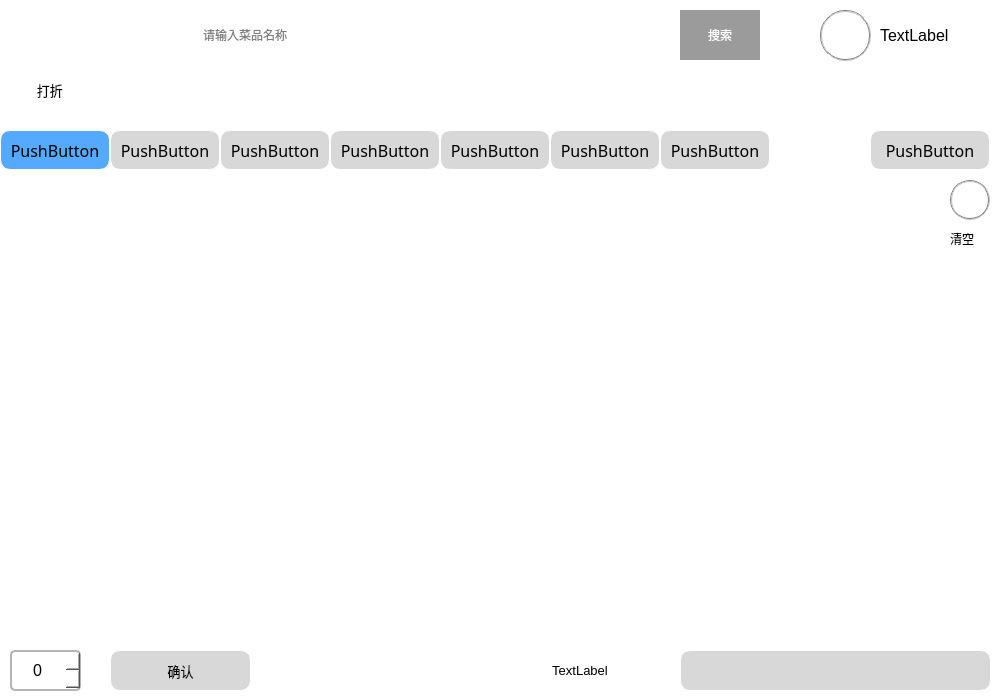
Old version of the form Form/order.ui in the repository lyh9909/OrderSystem.
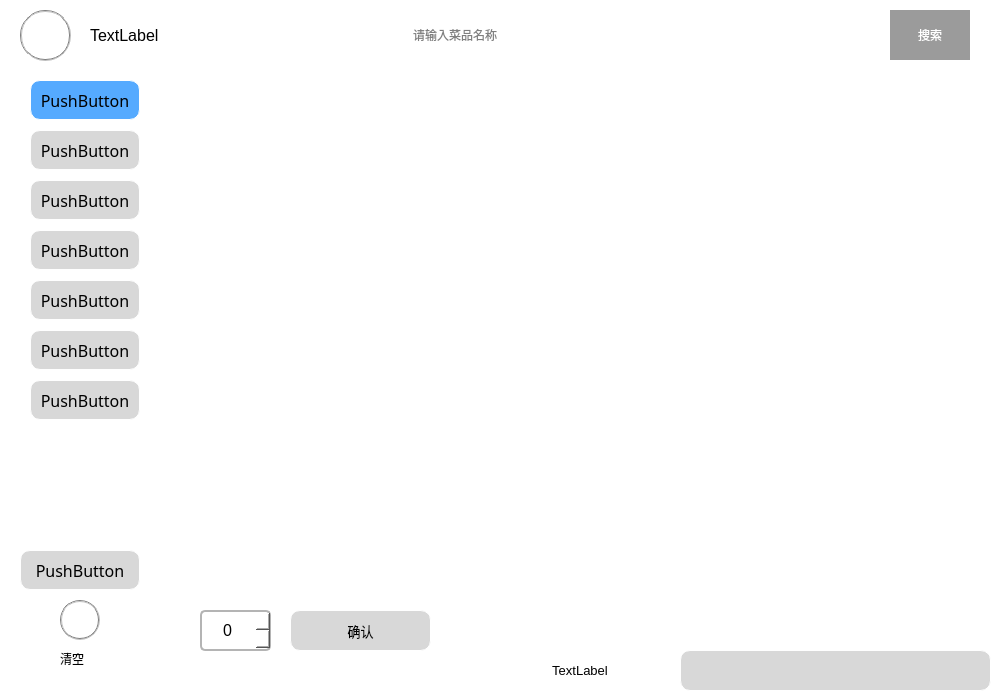
New version of the form. Icons and pictures are not drawn.

Commit message: commit order to sql

The edit to the form file:
```diff
--- a/Form/order.ui
+++ b/Form/order.ui
@@ -28,10 +28,10 @@
   <widget class="QListView" name="listView">
    <property name="geometry">
     <rect>
-     <x>0</x>
-     <y>180</y>
-     <width>1000</width>
-     <height>451</height>
+     <x>160</x>
+     <y>70</y>
+     <width>841</width>
+     <height>521</height>
     </rect>
    </property>
    <property name="styleSheet">
@@ -44,12 +44,18 @@
   <widget class="QPushButton" name="allBtn">
    <property name="geometry">
     <rect>
-     <x>0</x>
-     <y>130</y>
+     <x>30</x>
+     <y>80</y>
      <width>110</width>
      <height>40</height>
     </rect>
    </property>
+   <property name="sizePolicy">
+    <sizepolicy hsizetype="Fixed" vsizetype="Fixed">
+     <horstretch>1</horstretch>
+     <verstretch>1</verstretch>
+    </sizepolicy>
+   </property>
    <property name="font">
     <font>
      <family>新宋体</family>
@@ -84,12 +90,18 @@
   <widget class="QPushButton" name="riceBtn">
    <property name="geometry">
     <rect>
-     <x>110</x>
+     <x>30</x>
      <y>130</y>
      <width>110</width>
      <height>40</height>
     </rect>
    </property>
+   <property name="sizePolicy">
+    <sizepolicy hsizetype="Fixed" vsizetype="Fixed">
+     <horstretch>0</horstretch>
+     <verstretch>0</verstretch>
+    </sizepolicy>
+   </property>
    <property name="font">
     <font>
      <family>新宋体</family>
@@ -119,12 +131,18 @@
   <widget class="QPushButton" name="noodleBtn">
    <property name="geometry">
     <rect>
-     <x>220</x>
-     <y>130</y>
+     <x>30</x>
+     <y>180</y>
      <width>110</width>
      <height>40</height>
     </rect>
    </property>
+   <property name="sizePolicy">
+    <sizepolicy hsizetype="Fixed" vsizetype="Fixed">
+     <horstretch>0</horstretch>
+     <verstretch>0</verstretch>
+    </sizepolicy>
+   </property>
    <property name="font">
     <font>
      <family>新宋体</family>
@@ -154,12 +172,18 @@
   <widget class="QPushButton" name="soupBtn">
    <property name="geometry">
     <rect>
-     <x>330</x>
-     <y>130</y>
+     <x>30</x>
+     <y>230</y>
      <width>110</width>
      <height>40</height>
     </rect>
    </property>
+   <property name="sizePolicy">
+    <sizepolicy hsizetype="Fixed" vsizetype="Fixed">
+     <horstretch>0</horstretch>
+     <verstretch>0</verstretch>
+    </sizepolicy>
+   </property>
    <property name="font">
     <font>
      <family>新宋体</family>
@@ -189,26 +213,10 @@
     <bool>false</bool>
    </property>
   </widget>
-  <widget class="QLabel" name="orderLogo">
-   <property name="geometry">
-    <rect>
-     <x>0</x>
-     <y>0</y>
-     <width>200</width>
-     <height>70</height>
-    </rect>
-   </property>
-   <property name="styleSheet">
-    <string notr="true">background-image: url(:/new/Pic_/Picture/Logo_Signin.png);</string>
-   </property>
-   <property name="text">
-    <string/>
-   </property>
-  </widget>
   <widget class="QLineEdit" name="searchEdit">
    <property name="geometry">
     <rect>
-     <x>200</x>
+     <x>410</x>
      <y>0</y>
      <width>470</width>
      <height>70</height>
@@ -235,7 +243,7 @@
   <widget class="QPushButton" name="searchBtn">
    <property name="geometry">
     <rect>
-     <x>670</x>
+     <x>880</x>
      <y>0</y>
      <width>100</width>
      <height>70</height>
@@ -288,8 +296,8 @@
   <widget class="QSpinBox" name="spinNum">
    <property name="geometry">
     <rect>
-     <x>10</x>
-     <y>650</y>
+     <x>200</x>
+     <y>610</y>
      <width>71</width>
      <height>41</height>
     </rect>
@@ -311,8 +319,8 @@
   <widget class="QPushButton" name="verifyBtn">
    <property name="geometry">
     <rect>
-     <x>110</x>
-     <y>650</y>
+     <x>290</x>
+     <y>610</y>
      <width>141</width>
      <height>41</height>
     </rect>
@@ -341,8 +349,8 @@
   <widget class="QPushButton" name="orderBtn">
    <property name="geometry">
     <rect>
-     <x>870</x>
-     <y>130</y>
+     <x>20</x>
+     <y>550</y>
      <width>120</width>
      <height>40</height>
     </rect>
@@ -399,12 +407,18 @@
   <widget class="QPushButton" name="snackBtn">
    <property name="geometry">
     <rect>
-     <x>440</x>
-     <y>130</y>
+     <x>30</x>
+     <y>280</y>
      <width>110</width>
      <height>40</height>
     </rect>
    </property>
+   <property name="sizePolicy">
+    <sizepolicy hsizetype="Fixed" vsizetype="Fixed">
+     <horstretch>0</horstretch>
+     <verstretch>0</verstretch>
+    </sizepolicy>
+   </property>
    <property name="font">
     <font>
      <family>新宋体</family>
@@ -437,12 +451,18 @@
   <widget class="QPushButton" name="drinkBtn">
    <property name="geometry">
     <rect>
-     <x>550</x>
-     <y>130</y>
+     <x>30</x>
+     <y>330</y>
      <width>110</width>
      <height>40</height>
     </rect>
    </property>
+   <property name="sizePolicy">
+    <sizepolicy hsizetype="Fixed" vsizetype="Fixed">
+     <horstretch>0</horstretch>
+     <verstretch>0</verstretch>
+    </sizepolicy>
+   </property>
    <property name="font">
     <font>
      <family>新宋体</family>
@@ -475,12 +495,18 @@
   <widget class="QPushButton" name="fireBtn">
    <property name="geometry">
     <rect>
-     <x>660</x>
-     <y>130</y>
+     <x>30</x>
+     <y>380</y>
      <width>110</width>
      <height>40</height>
     </rect>
    </property>
+   <property name="sizePolicy">
+    <sizepolicy hsizetype="Fixed" vsizetype="Fixed">
+     <horstretch>0</horstretch>
+     <verstretch>0</verstretch>
+    </sizepolicy>
+   </property>
    <property name="font">
     <font>
      <family>新宋体</family>
@@ -510,32 +536,10 @@
     <bool>false</bool>
    </property>
   </widget>
-  <widget class="QLabel" name="discountNew">
-   <property name="geometry">
-    <rect>
-     <x>30</x>
-     <y>70</y>
-     <width>681</width>
-     <height>40</height>
-    </rect>
-   </property>
-   <property name="font">
-    <font>
-     <family>宋体</family>
-     <pointsize>10</pointsize>
-    </font>
-   </property>
-   <property name="styleSheet">
-    <string notr="true">background-color: rgb(255, 255, 255);</string>
-   </property>
-   <property name="text">
-    <string>  打折</string>
-   </property>
-  </widget>
   <widget class="QLabel" name="UserName">
    <property name="geometry">
     <rect>
-     <x>880</x>
+     <x>90</x>
      <y>20</y>
      <width>100</width>
      <height>30</height>
@@ -569,12 +573,18 @@
   <widget class="QPushButton" name="userBtn">
    <property name="geometry">
     <rect>
-     <x>820</x>
+     <x>20</x>
      <y>10</y>
      <width>51</width>
      <height>51</height>
     </rect>
    </property>
+   <property name="sizePolicy">
+    <sizepolicy hsizetype="Fixed" vsizetype="Fixed">
+     <horstretch>0</horstretch>
+     <verstretch>0</verstretch>
+    </sizepolicy>
+   </property>
    <property name="styleSheet">
     <string notr="true">QPushButton
 {
@@ -622,12 +632,18 @@
   <widget class="QPushButton" name="clearBtn">
    <property name="geometry">
     <rect>
-     <x>950</x>
-     <y>180</y>
+     <x>60</x>
+     <y>600</y>
      <width>40</width>
      <height>40</height>
     </rect>
    </property>
+   <property name="sizePolicy">
+    <sizepolicy hsizetype="Fixed" vsizetype="Fixed">
+     <horstretch>0</horstretch>
+     <verstretch>0</verstretch>
+    </sizepolicy>
+   </property>
    <property name="styleSheet">
     <string notr="true">QPushButton
 {
@@ -649,8 +665,8 @@
   <widget class="QLabel" name="clearLabel">
    <property name="geometry">
     <rect>
-     <x>950</x>
-     <y>230</y>
+     <x>60</x>
+     <y>650</y>
      <width>41</width>
      <height>18</height>
     </rect>
```
Left out of the diff: 16 changed lines with no effect on the pictures. The commit also changes 12 other files.
